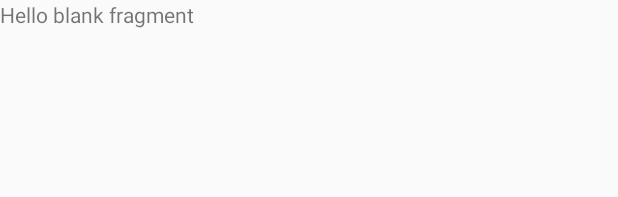
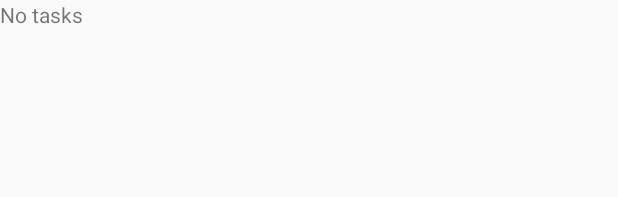
Before and after one commit to imholynx/abbyytestapp, an Android app: the layout fragment_tasks.xml on its own in the app's theme, with its tools: preview values and no code run, on a phone screen of 412 x 824 dp. Shown: the top 197 px of the screen. Run offline under Robolectric (Android 15) with nearby library versions, the phone set to English and light mode, and no system bars.

Commit message:
add TasksFragment

```diff
--- a/app/src/main/java/com/imholynx/abbyytestapp/data/tasks/TasksActivity.kt
+++ b/app/src/main/java/com/imholynx/abbyytestapp/data/tasks/TasksActivity.kt
@@ -28,4 +28,6 @@ class TasksActivity : AppCompatActivity(){
         val tasksPresenter = TasksPresenter(TasksRepository.getInstance(TasksLocalDataSource.getInstance(TasksDatabase.getInstance(applicationContext).taskDao())),tasksFragment)
     }
 
+    //TODO save and restore CURRENT_FILTERING_KEY
+
 }
--- a/app/src/main/res/layout/fragment_tasks.xml
+++ b/app/src/main/res/layout/fragment_tasks.xml
@@ -5,10 +5,26 @@
     android:layout_height="match_parent"
     tools:context=".data.tasks.TasksFragment">
 
-    <!-- TODO: Update blank fragment layout -->
-    <TextView
+    <RelativeLayout
+        android:id="@+id/tasksContainer"
         android:layout_width="match_parent"
         android:layout_height="match_parent"
-        android:text="@string/hello_blank_fragment" />
+        android:orientation = "vertical">
+
+        <android.support.v7.widget.RecyclerView
+            android:id="@+id/tasks_list"
+            android:layout_width="match_parent"
+            android:layout_height="match_parent" />
+        <LinearLayout
+            android:id="@+id/noTasks"
+            android:layout_width="match_parent"
+            android:layout_height="match_parent">
+            <TextView
+                android:layout_width="wrap_content"
+                android:layout_height="wrap_content"
+                android:gravity="center"
+                android:text="@string/no_tasks"/>
+        </LinearLayout>
+    </RelativeLayout>
 
 </FrameLayout>
--- a/app/src/main/res/values/strings.xml
+++ b/app/src/main/res/values/strings.xml
@@ -5,4 +5,5 @@
 
     <!-- TODO: Remove or change this placeholder text -->
     <string name="hello_blank_fragment">Hello blank fragment</string>
+    <string name="no_tasks">No tasks</string>
 </resources>
```
Also changed, not shown: app/src/main/java/com/imholynx/abbyytestapp/data/tasks/TasksFragment.kt (+36 -8 lines).
